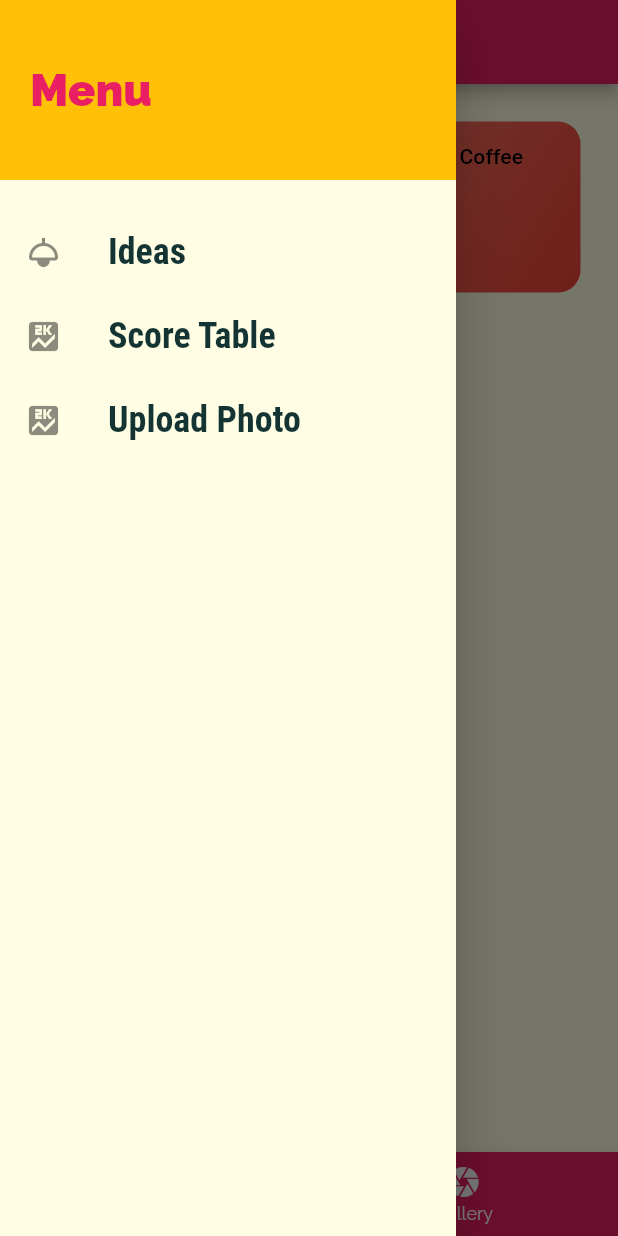
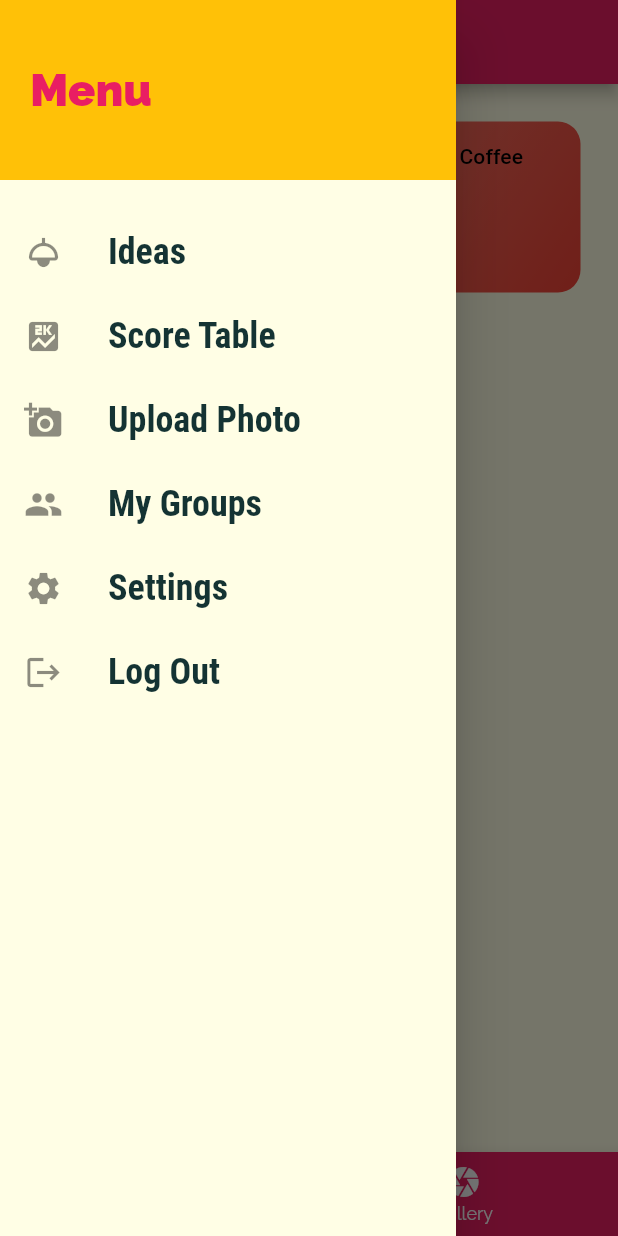
Before and after one commit to adiel1892/helpGrandmaProject, a Flutter app: the screen it shows after launch, with the side drawer open, on a phone screen of 412 x 824 dp. Run offline on Flutter 3.47's test engine with Material 2 defaults, Android fonts, the phone set to English and light mode, and no system bars.

Commit message:
adding to the drawer

```diff
--- a/lib/widgets/main_drawer.dart
+++ b/lib/widgets/main_drawer.dart
@@ -53,9 +53,18 @@ class mainDrawer extends StatelessWidget {
           Navigator.of(context).pushReplacementNamed(TableScore.routeName);
         }),
         // maybe
-        buildListTile('Upload Photo', Icons.score, () {
+        buildListTile('Upload Photo', Icons.add_a_photo, () {
           Navigator.of(context).pushReplacementNamed(UploadPhoto.routeName);
-        })
+        }),
+        buildListTile('My Groups', Icons.group, () {
+          // Navigator.of(context).pushReplacementNamed(UploadPhoto.routeName);
+        }),
+        buildListTile('Settings', Icons.settings, () {
+          // Navigator.of(context).pushReplacementNamed(UploadPhoto.routeName);
+        }),
+        buildListTile('Log Out', Icons.logout, () {
+          // Navigator.of(context).pushReplacementNamed(UploadPhoto.routeName);
+        }),
       ],
     ));
   }
```
